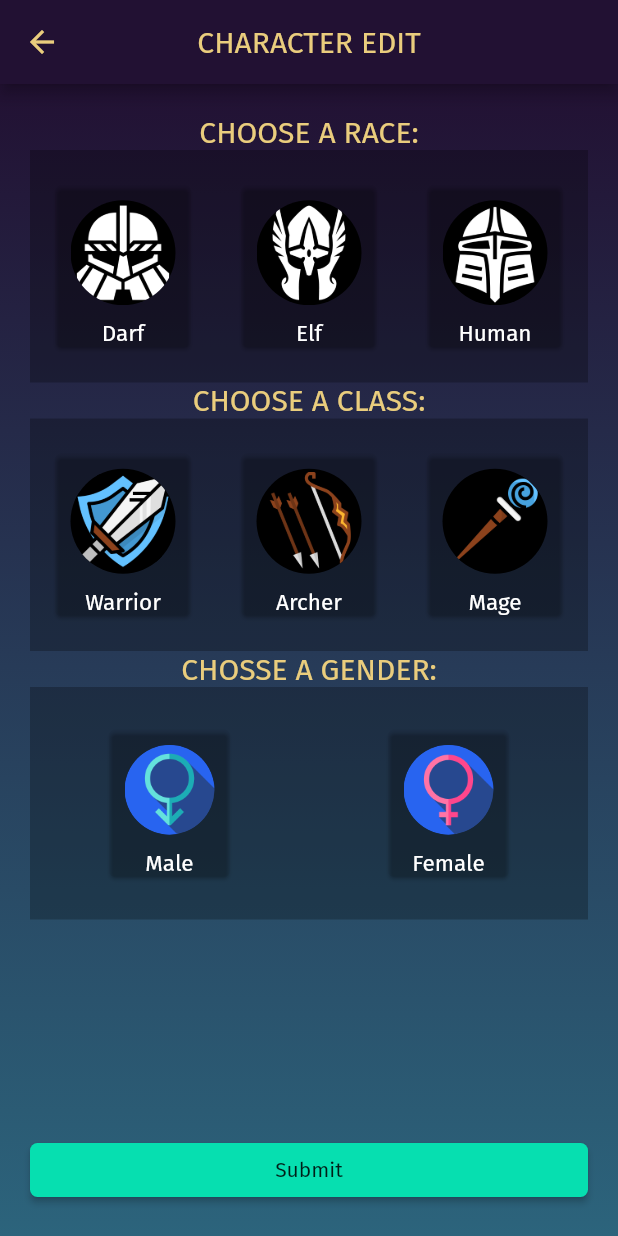
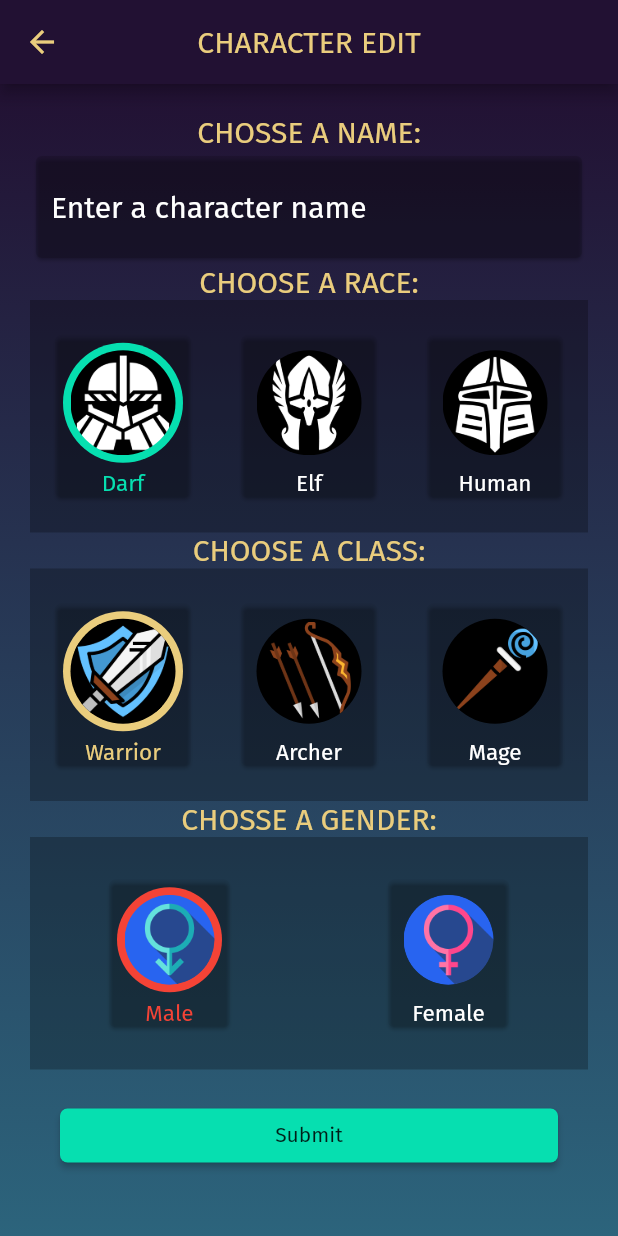
Before and after one commit to jonataasgoomes/rpg_assist, a Flutter app: the EditPlayerView screen opened directly with empty values, on a phone screen of 412 x 824 dp. Run offline on Flutter 3.47's test engine with Material 2 defaults, Android fonts, the light colour scheme and no system bars; our stand-ins replace cloud_firestore, firebase_auth, flare_flutter, font_awesome_flutter, google_sign_in, numberpicker and 2 more; accounts and stored records are empty.

Commit message:
Atualização de Nome,Raca,Classe,Sexo - Concluído

```diff
--- a/lib/models/adventure_model.dart
+++ b/lib/models/adventure_model.dart
@@ -34,8 +34,11 @@ class AdventureModel extends Model {
 
   void choiceActionAdventure(String choice, adventureId, playerId, userId, masterId, BuildContext context) {
     if (choice == PopupMenuPlayer.EditPlayer) {
+      playerCharacter(adventureId, playerId).then((characterDocument){
 
-      Navigator.push(context, PageTransition(type: PageTransitionType.downToUp, child: EditPlayerView(adventureId,playerId)));
+        Navigator.push(context, PageTransition(type: PageTransitionType.downToUp, child: EditPlayerView(adventureId,characterDocument)));
+
+      });
 
       print("editar player");
     } else if (choice == PopupMenuPlayer.Leave) {
@@ -219,6 +222,12 @@ class AdventureModel extends Model {
     playerData["class"] = "";
     playerData["sex"] = "";
 
+
+    //Maneira que eu achei para verificar atributos do player na tela de edição
+    playerData["raceNumber"] = 404;
+    playerData["classNumber"] = 404;
+    playerData["sexNumber"] = 404;
+
     playerData["str"] = 0;
     playerData["dex"] = 0;
     playerData["int"] = 0;
@@ -250,6 +259,7 @@ class AdventureModel extends Model {
   Future<Null> updateCharacter(String adventureId,userId, Map<String,dynamic> characterData) async {
 
     await Firestore.instance.collection("adventures").document(adventureId).collection("players").document(userId).updateData(characterData);
+
 
   }
 
--- a/lib/screens/adventure/tabs/player/edit_player_view.dart
+++ b/lib/screens/adventure/tabs/player/edit_player_view.dart
@@ -1,32 +1,58 @@
+import 'package:cloud_firestore/cloud_firestore.dart';
 import 'package:flutter/material.dart';
 import 'package:rpg_assist_app/models/adventure_model.dart';
 import 'package:scoped_model/scoped_model.dart';
 
 class EditPlayerView extends StatefulWidget {
-  final String _adventureId, _playerId;
+  final String _adventureId;
+  final DocumentSnapshot _playerCharacter;
 
-  EditPlayerView(this._adventureId,this._playerId);
+  EditPlayerView(this._adventureId, this._playerCharacter);
 
   @override
-  _EditPlayerViewState createState() => _EditPlayerViewState(_adventureId,_playerId);
+  _EditPlayerViewState createState() =>
+      _EditPlayerViewState(_adventureId, _playerCharacter);
 }
 
 class _EditPlayerViewState extends State<EditPlayerView> {
-  final String _adventureId, _playerId;
+  final String _adventureId;
+  final DocumentSnapshot _playerCharacter;
   int _selectedItemRace, _selectedItemClass, _selectedItemSex;
-  List<String> _race = ["Darf","Elf","Human"];
-  List<String> _class = ["Warrior","Archer","Mage"];
-  List<String> _sex = ["Male","Female"];
+  List<String> _race = ["Darf", "Elf", "Human"];
+  List<String> _class = ["Warrior", "Archer", "Mage"];
+  List<String> _sex = ["Male", "Female"];
+  final _scaffoldKey = GlobalKey<ScaffoldState>();
+  final _formKey  = GlobalKey<FormState>();
+  final _nameController = TextEditingController();
 
-  _EditPlayerViewState(this._adventureId,this._playerId);
+  _EditPlayerViewState(this._adventureId, this._playerCharacter);
+
+  @override
+  void initState() {
+    _loadCharacter();
+    super.initState();
+  }
+
+
+  @override
+  void dispose() {
+    _nameController.dispose();
+
+
+    super.dispose();
+  }
 
   @override
   Widget build(BuildContext context) {
     return ScopedModelDescendant<AdventureModel>(
-      builder: (context,child,adventureModel){
+      builder: (context, child, adventureModel) {
         return Scaffold(
+          key: _scaffoldKey,
           appBar: AppBar(
-            title: Text("CHARACTER EDIT",style: TextStyle(color: Color.fromARGB(255, 234, 205, 125)),),
+            title: Text(
+              "CHARACTER EDIT",
+              style: TextStyle(color: Color.fromARGB(255, 234, 205, 125)),
+            ),
             centerTitle: true,
           ),
           body: Stack(
@@ -46,11 +72,52 @@ class _EditPlayerViewState extends State<EditPlayerView> {
               ListView(
                 children: <Widget>[
                   Container(
-                    margin: EdgeInsets.only(top: 20,left: 20,right: 20,bottom: 100),
+                    margin: EdgeInsets.only(
+                        top: 20, left: 20, right: 20, bottom: 80),
                     child: Column(
                       children: <Widget>[
-                        Text("CHOOSE A RACE:",
-                            style: TextStyle(fontSize: 20, color: Color.fromARGB(255, 234, 205, 125))),
+                        Text(
+                          "CHOSSE A NAME:",
+                          style: TextStyle(
+                            fontSize: 20,
+                            color: Color.fromARGB(255, 234, 205, 125),
+                          ),
+                        ),
+                        Form(
+                          key: _formKey,
+                          child: Card(
+                            color: Colors.black12,
+                            child: Container(
+                              padding: EdgeInsets.all(10),
+                              child: TextFormField(
+                                style: TextStyle(color: Colors.white, fontSize: 20),
+                                controller: _nameController,
+                                autofocus: false,
+                                decoration: InputDecoration(
+                                    border: InputBorder.none,
+                                    hintText: 'Enter a character name',
+                                    hintStyle: TextStyle(color: Colors.white)
+                                ),
+                                validator: (value){
+                                  if(value.length > 6){
+                                    return 'Maximum size is 6';
+                                  }else if (value.isEmpty){
+                                    return 'Enter a character name';
+
+                                  }else
+                                    return null;
+                                },
+                              ),
+                            ),
+                          ),
+                        ),
+                        Text(
+                          "CHOOSE A RACE:",
+                          style: TextStyle(
+                            fontSize: 20,
+                            color: Color.fromARGB(255, 234, 205, 125),
+                          ),
+                        ),
                         Container(
                           color: Colors.black26,
                           child: GridView.count(
@@ -66,8 +133,8 @@ class _EditPlayerViewState extends State<EditPlayerView> {
                                   child: Card(
                                     color: Colors.transparent,
                                     child: InkWell(
-                                      splashColor: Color.fromARGB(
-                                          255, 6, 223, 176),
+                                      splashColor:
+                                          Color.fromARGB(255, 6, 223, 176),
                                       onTap: () {
                                         setState(() {
                                           _selectedItemRace = index;
@@ -80,7 +147,8 @@ class _EditPlayerViewState extends State<EditPlayerView> {
                                             margin: EdgeInsets.all(5),
                                             decoration: BoxDecoration(
                                                 shape: BoxShape.circle,
-                                                color: _selectedItemRace == index
+                                                color:
+                                                    _selectedItemRace == index
                                                         ? Color.fromARGB(
                                                             255, 6, 223, 176)
                                                         : Colors.transparent),
@@ -92,17 +160,23 @@ class _EditPlayerViewState extends State<EditPlayerView> {
                                                 shape: BoxShape.circle,
                                                 image: DecorationImage(
                                                   fit: BoxFit.fill,
-                                                  image: AssetImage("images/race$index.png"),
+                                                  image: AssetImage(
+                                                      "images/race$index.png"),
                                                 ),
                                               ),
                                             ),
                                           ),
-                                          Text(_race[index],
+                                          Text(
+                                            _race[index],
                                             textAlign: TextAlign.center,
-                                              style: TextStyle(fontSize: 15, color:  _selectedItemRace == index
+                                            style: TextStyle(
+                                              fontSize: 15,
+                                              color: _selectedItemRace == index
                                                   ? Color.fromARGB(
                                                       255, 6, 223, 176)
-                                                  : Colors.white,)),
+                                                  : Colors.white,
+                                            ),
+                                          ),
                                         ],
                                       ),
                                     ),
@@ -112,8 +186,13 @@ class _EditPlayerViewState extends State<EditPlayerView> {
                             ),
                           ),
                         ),
-                        Text("CHOOSE A CLASS:",
-                            style: TextStyle(fontSize: 20, color: Color.fromARGB(255, 234, 205, 125))),
+                        Text(
+                          "CHOOSE A CLASS:",
+                          style: TextStyle(
+                            fontSize: 20,
+                            color: Color.fromARGB(255, 234, 205, 125),
+                          ),
+                        ),
                         Container(
                           color: Colors.black26,
                           child: GridView.count(
@@ -122,13 +201,16 @@ class _EditPlayerViewState extends State<EditPlayerView> {
                             shrinkWrap: true,
                             padding: EdgeInsets.all(0),
                             crossAxisCount: 3,
-                            children: List.generate(3,(index){
+                            children: List.generate(
+                              3,
+                              (index) {
                                 return Center(
                                   child: Container(
                                     child: Card(
                                       color: Colors.transparent,
                                       child: InkWell(
-                                      splashColor: Color.fromARGB(255, 234, 205, 125),
+                                        splashColor:
+                                            Color.fromARGB(255, 234, 205, 125),
                                         onTap: () {
                                           setState(() {
                                             _selectedItemClass = index;
@@ -141,8 +223,10 @@ class _EditPlayerViewState extends State<EditPlayerView> {
                                               margin: EdgeInsets.all(5),
                                               decoration: BoxDecoration(
                                                   shape: BoxShape.circle,
-                                                color: _selectedItemClass == index
-                                                    ? Color.fromARGB(255, 234, 205, 125)
+                                                  color: _selectedItemClass ==
+                                                          index
+                                                      ? Color.fromARGB(
+                                                          255, 234, 205, 125)
                                                       : Colors.transparent),
                                               child: Container(
                                                 margin: EdgeInsets.all(5),
@@ -153,17 +237,24 @@ class _EditPlayerViewState extends State<EditPlayerView> {
                                                   shape: BoxShape.circle,
                                                   image: DecorationImage(
                                                     fit: BoxFit.contain,
-                                                  image: AssetImage("images/class$index.png"),
+                                                    image: AssetImage(
+                                                        "images/class$index.png"),
                                                   ),
                                                 ),
                                               ),
                                             ),
                                             Container(
-                                            child: Text(_class[index],
+                                              child: Text(
+                                                _class[index],
                                                 textAlign: TextAlign.center,
-                                                style: TextStyle(fontSize: 15, color: _selectedItemClass == index
-                                                    ? Color.fromARGB(255, 234, 205, 125)
-                                                    : Colors.white)),
+                                                style: TextStyle(
+                                                    fontSize: 15,
+                                                    color: _selectedItemClass ==
+                                                            index
+                                                        ? Color.fromARGB(
+                                                            255, 234, 205, 125)
+                                                        : Colors.white),
+                                              ),
                                             ),
                                           ],
                                         ),
@@ -175,8 +266,13 @@ class _EditPlayerViewState extends State<EditPlayerView> {
                             ),
                           ),
                         ),
-                        Text("CHOSSE A GENDER:",
-                            style: TextStyle(fontSize: 20, color: Color.fromARGB(255, 234, 205, 125))),
+                        Text(
+                          "CHOSSE A GENDER:",
+                          style: TextStyle(
+                            fontSize: 20,
+                            color: Color.fromARGB(255, 234, 205, 125),
+                          ),
+                        ),
                         Container(
                           color: Colors.black26,
                           child: GridView.count(
@@ -185,13 +281,16 @@ class _EditPlayerViewState extends State<EditPlayerView> {
                             shrinkWrap: true,
                             padding: EdgeInsets.all(0),
                             crossAxisCount: 2,
-                            children: List.generate(2,(index){
+                            children: List.generate(
+                              2,
+                              (index) {
                                 return Center(
                                   child: Container(
                                     child: Card(
                                       color: Colors.transparent,
                                       child: InkWell(
-                                      splashColor: Color.fromARGB(255, 234, 205, 125),
+                                        splashColor:
+                                            Color.fromARGB(255, 234, 205, 125),
                                         onTap: () {
                                           setState(() {
                                             _selectedItemSex = index;
@@ -204,8 +303,9 @@ class _EditPlayerViewState extends State<EditPlayerView> {
                                               margin: EdgeInsets.all(5),
                                               decoration: BoxDecoration(
                                                   shape: BoxShape.circle,
-                                                color: _selectedItemSex == index
-                                                    ? Colors.deepPurple
+                                                  color:
+                                                      _selectedItemSex == index
+                                                          ? Colors.red
                                                           : Colors.transparent),
                                               child: Container(
                                                 margin: EdgeInsets.all(5),
@@ -215,17 +315,23 @@ class _EditPlayerViewState extends State<EditPlayerView> {
                                                   shape: BoxShape.circle,
                                                   image: DecorationImage(
                                                     fit: BoxFit.fill,
-                                                  image: AssetImage("images/sex$index.png"),
+                                                    image: AssetImage(
+                                                        "images/sex$index.png"),
                                                   ),
                                                 ),
                                               ),
                                             ),
                                             Container(
-                                            child: Text(_sex[index],
+                                              child: Text(
+                                                _sex[index],
                                                 textAlign: TextAlign.center,
-                                                style: TextStyle(fontSize: 15, color: _selectedItemSex == index
-                                                    ? Colors.deepPurple
-                                                    : Colors.white)),
+                                                style: TextStyle(
+                                                    fontSize: 15,
+                                                    color: _selectedItemSex ==
+                                                            index
+                                                        ? Colors.red
+                                                        : Colors.white),
+                                              ),
                                             ),
                                           ],
                                         ),
@@ -237,13 +343,8 @@ class _EditPlayerViewState extends State<EditPlayerView> {
                             ),
                           ),
                         ),
-                      ],
-                    ),
-                  ),
-                ],
-              ),
                         Container(
-                margin: EdgeInsets.symmetric(vertical: 20 ,horizontal: 20),
+                          margin: EdgeInsets.symmetric(vertical: 20, horizontal: 20),
                           alignment: Alignment.bottomCenter,
                           child: Column(
                             crossAxisAlignment: CrossAxisAlignment.stretch,
@@ -252,24 +353,36 @@ class _EditPlayerViewState extends State<EditPlayerView> {
                               Container(
                                 child: RaisedButton(
                                   shape: RoundedRectangleBorder(
-                          borderRadius:
-                          BorderRadius.circular(
-                              5.0),
+                                    borderRadius: BorderRadius.circular(5.0),
                                   ),
-                        color: Color.fromARGB(
-                            255, 6, 223, 176),
+                                  color: Color.fromARGB(255, 6, 223, 176),
                                   onPressed: () {
+
+                                    if (_formKey.currentState.validate()) {
+
+                                      final snackBar = SnackBar(content: Text('Processing Data'));
+                                      _scaffoldKey.currentState.showSnackBar(snackBar);
+
                                       print("Race: ${_race[_selectedItemRace]} Class: ${_class[_selectedItemClass]} Sex: ${_sex[_selectedItemSex]}");
+                                      print("RaceNumber $_selectedItemRace, ClassNumber:$_selectedItemClass, SexNumber: $_selectedItemSex");
 
                                       Map<String, dynamic> characterData = Map();
+
+                                      characterData["name"] = _nameController.text;
+
+                                      characterData["raceNumber"] = _selectedItemRace;
+                                      characterData["classNumber"] = _selectedItemClass;
+                                      characterData["sexNumber"] = _selectedItemSex;
                                       characterData["race"] = _race[_selectedItemRace];
                                       characterData["class"] = _class[_selectedItemClass];
                                       characterData["sex"] = _sex[_selectedItemSex];
 
-                          adventureModel.updateCharacter(_adventureId, _playerId, characterData);
+                                      adventureModel.updateCharacter(_adventureId,_playerCharacter["userId"], characterData);
+
 
                                       Navigator.pop(context);
 
+                                    }
 
                                   },
                                   child: Text("Submit"),
@@ -280,8 +393,27 @@ class _EditPlayerViewState extends State<EditPlayerView> {
                         ),
                       ],
                     ),
+                  ),
+                ],
+              ),
+
+            ],
+          ),
         );
       },
     );
   }
+
+  _loadCharacter() {
+    _nameController.text = _playerCharacter["name"];
+    if ((_playerCharacter["raceNumber"] != 404 &&
+        _playerCharacter["classNumber"] != 404 &&
+        _playerCharacter["sexNumber"] != 404)) {
+      _selectedItemRace = _playerCharacter["raceNumber"];
+      _selectedItemClass = _playerCharacter["classNumber"];
+      _selectedItemSex = _playerCharacter["sexNumber"];
+    } else {
+      return null;
     }
+  }
+}
```
Lines whose indentation alone changed are shown as unchanged.
